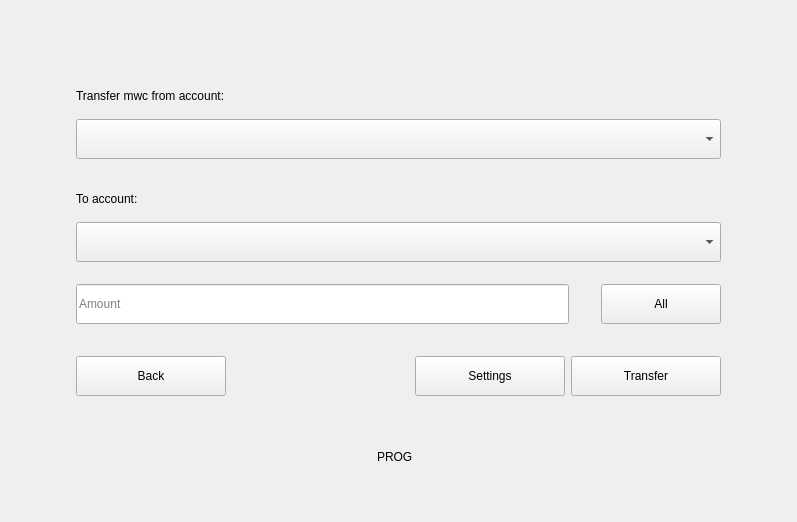
The window that windows/k_accounttransfer_w.ui (0xkobe/mwc-wallet) describes before a commit, drawn with Qt 5.
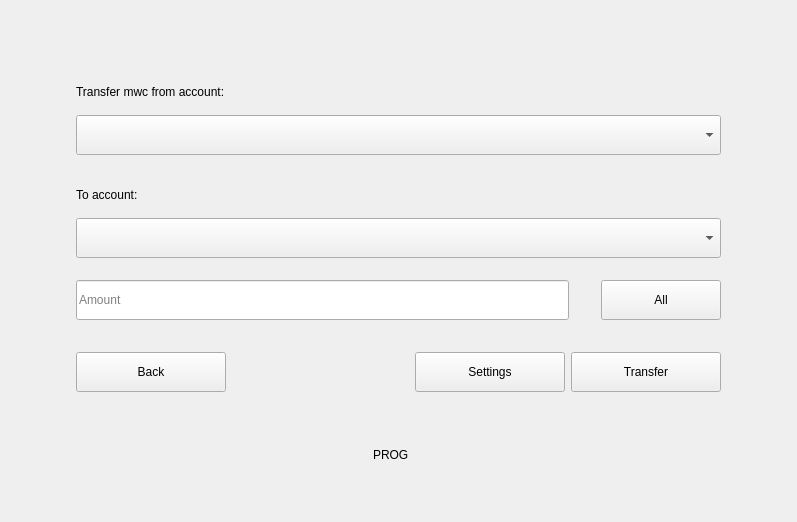
The same window after the commit. Custom widgets are drawn as their Qt base class.

The edit to the form file:
```diff
--- a/windows/k_accounttransfer_w.ui
+++ b/windows/k_accounttransfer_w.ui
@@ -347,6 +347,9 @@
    </item>
    <item>
     <layout class="QHBoxLayout" name="horizontalLayout_2">
+     <property name="spacing">
+      <number>0</number>
+     </property>
      <item>
       <spacer name="horizontalSpacer_3">
        <property name="orientation">
@@ -370,14 +373,14 @@
        </property>
        <property name="minimumSize">
         <size>
-         <width>43</width>
-         <height>43</height>
+         <width>50</width>
+         <height>50</height>
         </size>
        </property>
        <property name="maximumSize">
         <size>
-         <width>43</width>
-         <height>43</height>
+         <width>50</width>
+         <height>50</height>
         </size>
        </property>
        <property name="text">
@@ -416,11 +419,6 @@
   </layout>
  </widget>
  <customwidgets>
-  <customwidget>
-   <class>control::MwcLabelProgress</class>
-   <extends>QLabel</extends>
-   <header>control/MwcLabelProgress.h</header>
-  </customwidget>
   <customwidget>
    <class>control::MwcPushButtonNormal</class>
    <extends>QPushButton</extends>
@@ -431,6 +429,11 @@
    <extends>QLineEdit</extends>
    <header>control/MwcLineEdit.h</header>
   </customwidget>
+  <customwidget>
+   <class>control::MwcLabelProgress</class>
+   <extends>QLabel</extends>
+   <header>control/MwcLabelProgress.h</header>
+  </customwidget>
   <customwidget>
    <class>control::MwcLabelNormal</class>
    <extends>QLabel</extends>
```
Left out of the diff: 16 changed lines with no effect on the pictures.
